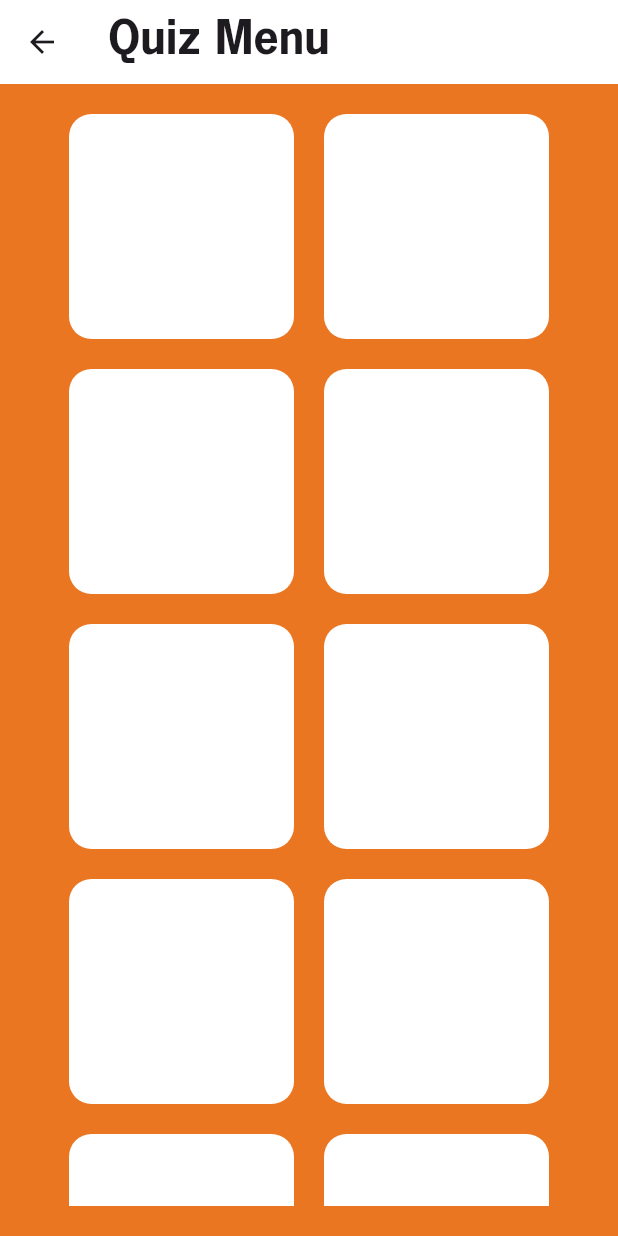
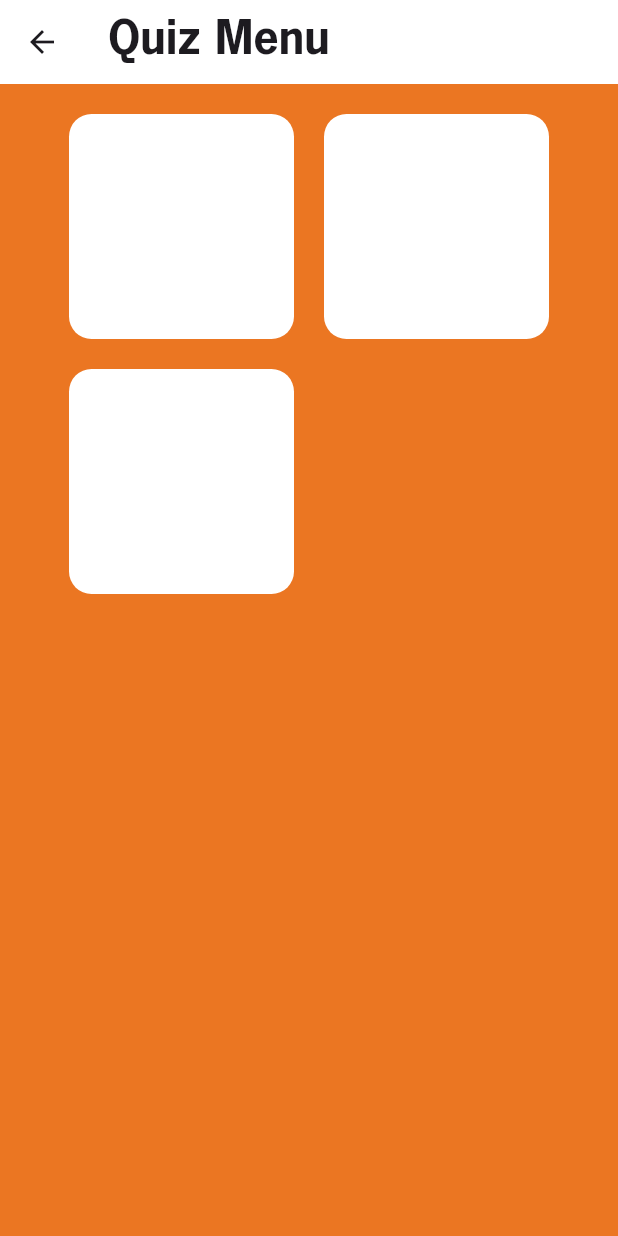
Before and after one commit to FKrizekk/zoo, a Flutter app: the NewPage screen opened directly, on a phone screen of 412 x 824 dp. Run offline on Flutter 3.47's test engine with Material 3 defaults, Android fonts, the phone set to English and light mode, and no system bars.

Commit message:
Syntax fixes

```diff
--- a/lib/QuizMenu.dart
+++ b/lib/quiz_menu.dart
@@ -2,14 +2,17 @@
 import 'package:flutter/material.dart';
 
 class NewPage extends StatelessWidget {
+  const NewPage({super.key});
+
+  final Color colorOrange = const Color.fromARGB(255, 235, 118, 34);
+  final int numberOfQuizzes = 3;
+
   @override
   Widget build(BuildContext context) {
-    final Color colorOrange = const Color.fromARGB(255, 235, 118, 34);
-
     return Scaffold(
       backgroundColor: colorOrange,
       appBar: AppBar(
-        title: Text(
+        title: const Text(
           'Quiz Menu',
           style: TextStyle(
             fontSize: 30, // Adjust the font size as needed
@@ -19,7 +22,7 @@ class NewPage extends StatelessWidget {
         ),
         backgroundColor: Colors.white,
       ),
-      body:  Padding(
+      body: Padding(
         padding: const EdgeInsets.all(20),
         child: ListView(
           children: [
@@ -28,16 +31,14 @@ class NewPage extends StatelessWidget {
                 spacing: 20,
                 runSpacing: 20,
                 children: [
-                    for (var i = 0; i < 15; i++) Container(
+                  for (var i = 0; i < numberOfQuizzes; i++)
+                    Container(
                       decoration: BoxDecoration(
                           borderRadius: BorderRadius.circular(15),
-                        color: Colors.white
-                      ),
+                          color: Colors.white),
                       height: 150,
                       width: 150,
                     ),
-
-
                 ],
               ),
             ),
```
Also changed, not shown: lib/quiz_list.dart (deleted, +0 -32 lines). Lines whose indentation alone changed are shown as unchanged.
